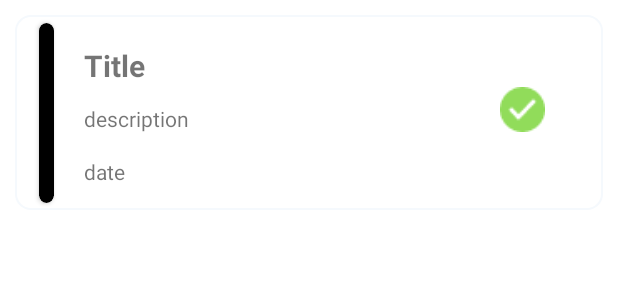
After one commit to ThanaCS/To-Do-List, an Android app: the layout row_layout.xml on its own in the app's theme, with its tools: preview values and no code run, on a phone screen of 412 x 824 dp. The commit adds this screen. Shown: the top 300 px of the screen. Run offline under Robolectric (Android 15) with nearby library versions, the phone set to English and light mode, and no system bars.

Commit message:
Designing the layout for the list

```diff
--- a/app/src/main/java/com/thanaa/to_do_list/fragment/add/AddFragment.kt
+++ b/app/src/main/java/com/thanaa/to_do_list/fragment/add/AddFragment.kt
@@ -2,8 +2,10 @@ package com.thanaa.to_do_list.fragment.add
 
 import android.os.Bundle
 import android.text.format.DateFormat
+import android.util.Log
 import android.view.*
 import android.widget.Button
+import android.widget.CheckBox
 import android.widget.Toast
 import androidx.fragment.app.Fragment
 import androidx.fragment.app.viewModels
@@ -28,6 +30,8 @@ class AddFragment : Fragment(), DatePickerFragment.Callbacks {
     private val mSharedViewModel: SharedViewModel by viewModels()
     private lateinit var todo: TodoData
     private lateinit var dateButton: Button
+    private lateinit var completedCheckBox: CheckBox
+    private var isComplete = false
     override fun onCreate(savedInstanceState: Bundle?) {
         super.onCreate(savedInstanceState)
         val current = LocalDateTime.now()
@@ -46,11 +50,16 @@ class AddFragment : Fragment(), DatePickerFragment.Callbacks {
         val view = inflater.inflate(R.layout.fragment_add, container, false)
         setHasOptionsMenu(true)
         dateButton = view.findViewById(R.id.dateButton) as Button
+        completedCheckBox = view.findViewById(R.id.isCompleted) as CheckBox
         dateButton.setOnClickListener {
             DatePickerFragment.newInstance(todo.date).apply {
                 setTargetFragment(this@AddFragment, REQUEST_DATE)
                 show(this@AddFragment.requireFragmentManager(), DIALOG_DATE)
             }
+        }
+
+        completedCheckBox.setOnClickListener {
+            isComplete = true
         }
 
         return view
@@ -72,12 +81,11 @@ class AddFragment : Fragment(), DatePickerFragment.Callbacks {
         val mTitle = title.text.toString()
         val mDescription = description.text.toString()
         val mDate = DateFormat.format("EEE, MMM, dd", todo.date).toString()
-        val mIsCompleted = isCompleted.text.toString().toBoolean()
-
         val validation = mSharedViewModel.verifyDataFormUser(mTitle, mDescription)
         //not null insert to database
         if (validation) {
-            val newData = TodoData(0, mTitle, mDescription, todo.date, mIsCompleted)
+            Log.d(TAG, "$isComplete")
+            val newData = TodoData(0, mTitle, mDescription, todo.date, isComplete)
             mToDoViewModel.insertData(newData)
             Toast.makeText(requireContext(), "Successfully Added ", Toast.LENGTH_SHORT).show()
             findNavController().navigate((R.id.action_addFragment_to_listFragment))
--- /dev/null
+++ b/app/src/main/res/drawable/item_background.xml
@@ -0,0 +1,9 @@
+<?xml version="1.0" encoding="utf-8"?>
+<shape xmlns:android="http://schemas.android.com/apk/res/android">
+    <solid android:color="@color/white" />
+    <stroke
+        android:width="1dp"
+        android:color="@color/backgroundLight" />
+    <corners android:radius="10dp" />
+
+</shape>
--- /dev/null
+++ b/app/src/main/res/layout/row_layout.xml
@@ -0,0 +1,84 @@
+<?xml version="1.0" encoding="utf-8"?>
+<androidx.constraintlayout.widget.ConstraintLayout xmlns:android="http://schemas.android.com/apk/res/android"
+    xmlns:app="http://schemas.android.com/apk/res-auto"
+    android:layout_width="match_parent"
+    android:layout_height="wrap_content"
+    android:layout_margin="10dp"
+    android:backgroundTint="@color/backgroundLight">
+
+    <androidx.constraintlayout.widget.ConstraintLayout
+        android:id="@+id/row_background"
+        android:layout_width="match_parent"
+        android:layout_height="wrap_content"
+
+        android:background="@drawable/item_background"
+        app:layout_constraintBottom_toBottomOf="parent"
+        app:layout_constraintEnd_toEndOf="parent"
+        app:layout_constraintHorizontal_bias="0.0"
+        app:layout_constraintStart_toStartOf="parent"
+        app:layout_constraintTop_toTopOf="parent"
+        app:layout_constraintVertical_bias="0.559">
+
+        <TextView
+            android:id="@+id/title_tv"
+            android:layout_width="wrap_content"
+            android:layout_height="wrap_content"
+            android:layout_marginStart="20dp"
+            android:layout_marginTop="20dp"
+            android:maxLength="20"
+            android:text="Title"
+            android:textSize="20dp"
+            android:textStyle="bold"
+            app:layout_constraintStart_toEndOf="@+id/RandomCardView"
+            app:layout_constraintTop_toTopOf="parent" />
+
+        <TextView
+            android:id="@+id/description_tv"
+            android:layout_width="0dp"
+            android:layout_height="wrap_content"
+            android:layout_marginTop="12dp"
+            android:maxLength="300"
+            android:maxLines="3"
+            android:text="description"
+            app:layout_constraintEnd_toStartOf="@+id/Checkcompleted"
+            app:layout_constraintHorizontal_bias="0.0"
+            app:layout_constraintStart_toStartOf="@+id/title_tv"
+            app:layout_constraintTop_toBottomOf="@+id/title_tv" />
+
+        <TextView
+            android:id="@+id/date_tv"
+            android:layout_width="wrap_content"
+            android:layout_height="wrap_content"
+            android:layout_marginTop="16dp"
+            android:layout_marginBottom="16dp"
+            android:maxLength="20"
+            android:text="date"
+            app:layout_constraintBottom_toBottomOf="parent"
+            app:layout_constraintStart_toStartOf="@+id/description_tv"
+            app:layout_constraintTop_toBottomOf="@+id/description_tv"
+            app:layout_constraintVertical_bias="0.0" />
+
+        <ImageView
+            android:id="@+id/Checkcompleted"
+            android:layout_width="30dp"
+            android:layout_height="30dp"
+            android:layout_marginTop="48dp"
+            android:layout_marginEnd="16dp"
+            android:background="@drawable/checked"
+            app:layout_constraintEnd_toEndOf="parent"
+            app:layout_constraintHorizontal_bias="0.93"
+            app:layout_constraintStart_toEndOf="@+id/RandomCardView"
+            app:layout_constraintTop_toTopOf="parent" />
+
+        <androidx.cardview.widget.CardView
+            android:id="@+id/RandomCardView"
+            android:layout_width="10dp"
+            android:layout_height="120dp"
+            android:layout_marginStart="16dp"
+            app:cardBackgroundColor="@color/black"
+            app:cardCornerRadius="100dp"
+            app:layout_constraintBottom_toBottomOf="parent"
+            app:layout_constraintStart_toStartOf="parent"
+            app:layout_constraintTop_toTopOf="parent" />
+    </androidx.constraintlayout.widget.ConstraintLayout>
+</androidx.constraintlayout.widget.ConstraintLayout>
```
Also changed, not shown: app/src/main/res/drawable-hdpi/checked.png (added), app/src/main/res/drawable-ldpi/checked.png (added), app/src/main/res/drawable-mdpi/checked.png (added), app/src/main/res/drawable-xhdpi/checked.png (added), app/src/main/res/drawable-xxhdpi/checked.png (added), app/src/main/res/drawable-xxxhdpi/checked.png (added).
